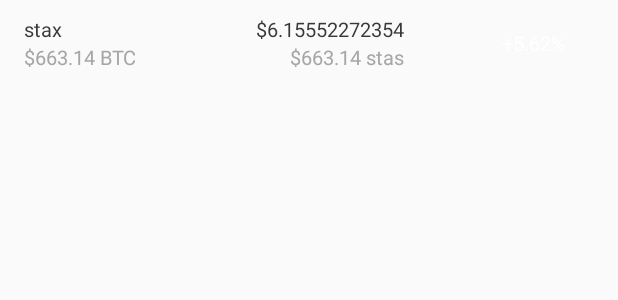
After one commit to youngzhenhao/bitlong, an Android app: the layout item_tapr_tab.xml on its own in the app's theme, with its tools: preview values and no code run, on a phone screen of 412 x 824 dp. The commit adds this screen. Shown: the top 300 px of the screen. Run offline under Robolectric (Android 15) with nearby library versions, the phone set to English and light mode, and no system bars.

Commit message:
Tpr模块UI

```diff
--- /dev/null
+++ b/app/src/main/res/layout/item_tapr_tab.xml
@@ -0,0 +1,97 @@
+<LinearLayout xmlns:android="http://schemas.android.com/apk/res/android"
+    android:layout_width="match_parent"
+    android:layout_height="wrap_content"
+
+    android:orientation="vertical">
+
+
+    <LinearLayout
+
+        android:layout_width="match_parent"
+        android:layout_height="wrap_content"
+        android:layout_marginHorizontal="16dp"
+        android:layout_marginVertical="10dp"
+        android:orientation="horizontal"
+        android:visibility="visible">
+
+        <LinearLayout
+
+            android:layout_width="0dp"
+            android:layout_height="wrap_content"
+            android:layout_weight="1"
+            android:orientation="vertical">
+
+            <TextView
+                android:id="@+id/tv_1"
+                android:layout_width="wrap_content"
+                android:layout_height="wrap_content"
+                android:gravity="start"
+                android:text="stax"
+                android:textColor="@color/color_3838"
+                android:textSize="13sp" />
+
+            <TextView
+                android:id="@+id/tv_2"
+                android:layout_width="wrap_content"
+                android:layout_height="wrap_content"
+                android:gravity="start"
+                android:text="$663.14 BTC"
+                android:textColor="@color/color_a6a6"
+                android:textSize="13sp" />
+
+        </LinearLayout>
+
+        <LinearLayout
+
+            android:layout_width="0dp"
+            android:layout_height="wrap_content"
+            android:layout_weight="1"
+            android:gravity="right"
+            android:orientation="vertical">
+
+            <TextView
+                android:id="@+id/tv_3"
+                android:layout_width="wrap_content"
+                android:layout_height="wrap_content"
+                android:layout_marginStart="8dp"
+                android:layout_weight="1"
+
+                android:text="$6.15552272354"
+                android:textColor="@color/color_3838"
+                android:textSize="13sp" />
+
+            <TextView
+                android:id="@+id/tv_4"
+                android:layout_width="wrap_content"
+                android:layout_height="wrap_content"
+                android:gravity="start"
+                android:text="$663.14 stas"
+                android:textColor="@color/color_a6a6"
+                android:textSize="13sp" />
+        </LinearLayout>
+
+        <LinearLayout
+
+            android:layout_width="0dp"
+            android:layout_height="wrap_content"
+            android:layout_gravity="center_vertical"
+            android:layout_weight="1"
+            android:gravity="right"
+            android:orientation="vertical">
+
+            <TextView
+                android:id="@+id/tv_5"
+                android:layout_width="80dp"
+                android:layout_height="36dp"
+                android:layout_marginStart="8dp"
+                android:layout_weight="1"
+                android:gravity="center"
+                android:text="+5.62%"
+                android:textColor="@color/white"
+                android:textSize="13sp" />
+
+        </LinearLayout>
+    </LinearLayout>
+
+
+</LinearLayout>
--- a/app/src/main/res/values/colors.xml
+++ b/app/src/main/res/values/colors.xml
@@ -53,6 +53,7 @@
     <color name="color_95fc">#3A95FC</color>
     <color name="color_f8f8">#F8F8F8</color>
     <color name="color_cffc"> #D3CFFC</color>
-    #D3CFFC
+    <color name="color_a6a6">#A6A6A6</color>
+
 
 </resources>
```
Also changed, not shown: app/src/main/java/com/btc/wallect/adapter/TaprTabAdapter.java (added, +106 -0 lines), app/src/main/java/com/btc/wallect/model/entity/TaprTabListBean.java (added, +61 -0 lines), app/src/main/java/com/btc/wallect/utils/CustomRecyclerView.java (added, +64 -0 lines), app/src/main/java/com/btc/wallect/utils/CustomViewPager.java (added, +36 -0 lines), app/src/main/res/drawable/bg_green.xml (added, +19 -0 lines), app/src/main/res/drawable/bg_red.xml (added, +19 -0 lines), app/src/main/res/layout/custom_tab.xml (added, +17 -0 lines), app/src/main/res/layout/item_tapr_tab_head.xml (added, +55 -0 lines), app/src/main/res/values/styles.xml (+7 -0 lines), app/src/main/res/mipmap-xxhdpi/img_tab_bottom.png (added).
